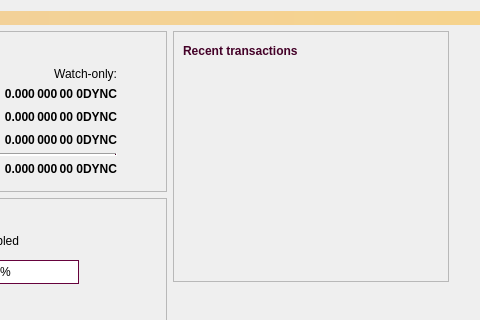
First picture: the form in src/qt/forms/overviewpage.ui, repository Zero-Dynamics/cash-core, before the edit; both pictures show x 330 to 810 and y 0 to 320 of the 1000 by 543 pixel window.
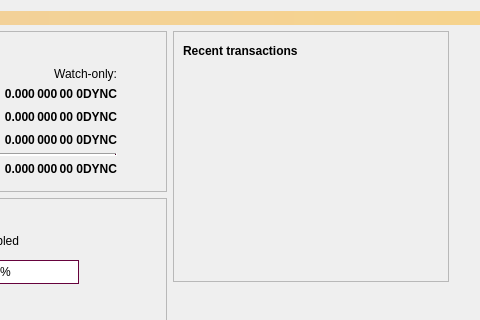
Second picture: the form after the edit. Icons and pictures are not drawn.

The edit to the form file:
```diff
--- a/src/qt/forms/overviewpage.ui
+++ b/src/qt/forms/overviewpage.ui
@@ -780,9 +780,6 @@
                <property name="text">
                 <string>Recent transactions</string>
                </property>
-               <property name="styleSheet">
-                <string>* { color: #440128; }</string>
-               </property>
               </widget>
              </item>
              <item>
```
